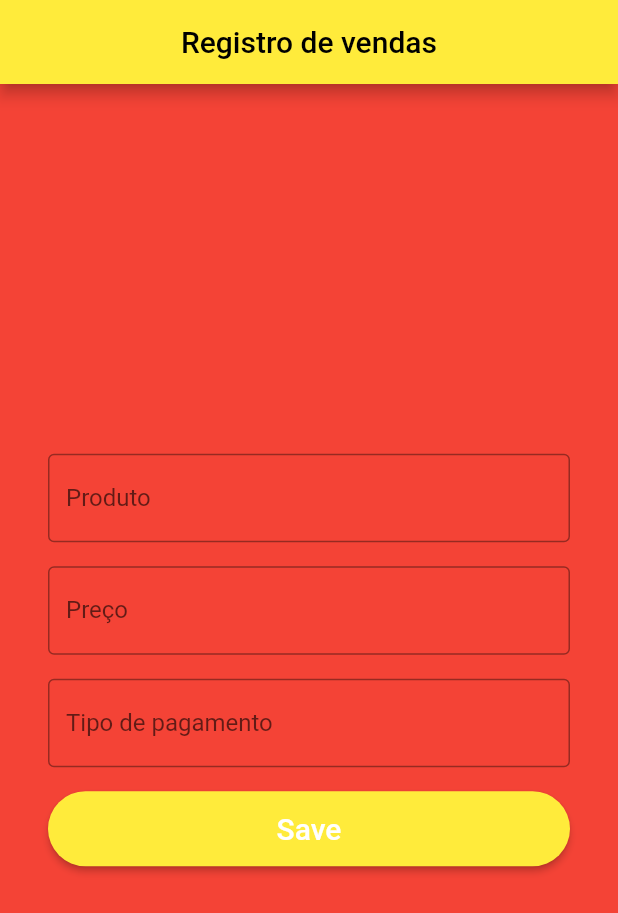
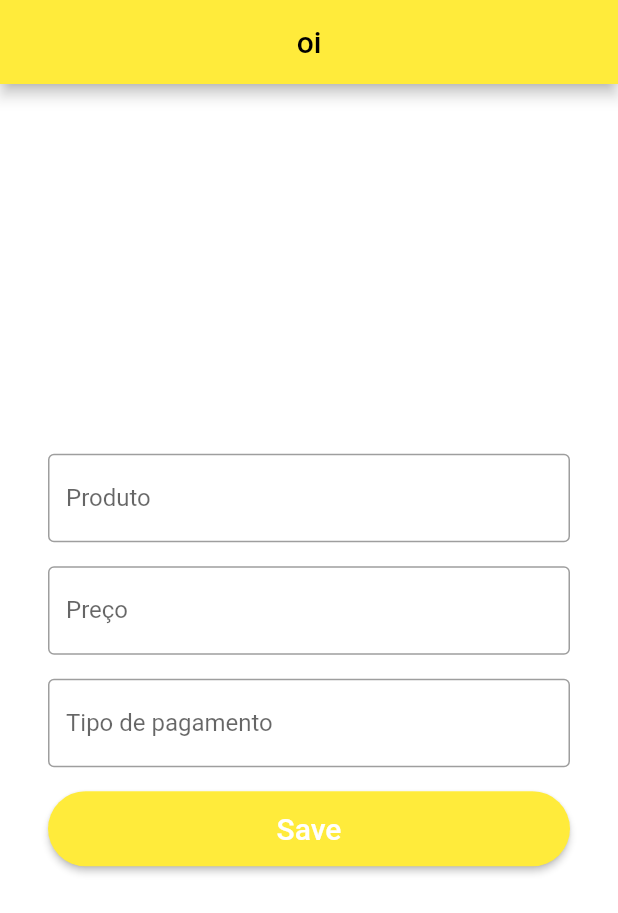
Before and after one commit to lucasfdelis/flutter-google-sheets, a Flutter app: the screen it shows after launch, on a phone screen of 412 x 824 dp. Shown: the top 913 px of the screen. Run offline on Flutter 3.47's test engine with Material 2 defaults, Android fonts, the phone set to English and light mode, and no system bars; our stand-ins replace flutter_mobx, mobx; missing offline and left inert: gsheets; generated files the repository leaves out were written again; key blocks and very long unbroken strings in the code were emptied for the run.

```diff
--- a/lib/main.dart
+++ b/lib/main.dart
@@ -2,6 +2,11 @@ import 'package:flutter/material.dart';
 import 'package:flutter/services.dart';
 import 'package:flutter_application/api/sheets/sales_sheet_api.dart';
 import 'package:flutter_application/page/create_sheets_page.dart';
+import 'package:flutter_application/store/tema.store.dart';
+import 'package:flutter_mobx/flutter_mobx.dart';
+import 'package:provider/provider.dart';
+
+final store = TemaStore();
 
 Future main() async {
   WidgetsFlutterBinding.ensureInitialized();
@@ -12,13 +17,26 @@ Future main() async {
 }
 
 class MyApp extends StatelessWidget {
-  static final String title = 'Registro de vendas';
+  const MyApp({Key? key}) : super(key: key);
 
+  // This widget is the root of your application.
   @override
-  Widget build(BuildContext context) => MaterialApp(
-        debugShowCheckedModeBanner: false,
-        title: title,
-        theme: ThemeData(primarySwatch: Colors.yellow),
-        home: CreateSheetsPage(),
-      );
+  Widget build(BuildContext context) {
+    return MultiProvider(
+      providers: [
+        Provider<TemaStore>(
+          create: (_) => TemaStore(),
+        )
+      ],
+      child: Observer(
+        builder: (_) => MaterialApp(
+          debugShowCheckedModeBanner: false,
+          title: 'oi',
+          theme: ThemeData(
+              primarySwatch: store.clicado ? Colors.yellow : Colors.blue),
+          home: CreateSheetsPage(),
+        ),
+      ),
+    );
+  }
 }
--- a/lib/page/create_sheets_page.dart
+++ b/lib/page/create_sheets_page.dart
@@ -9,13 +9,13 @@ class CreateSheetsPage extends StatelessWidget {
   @override
   Widget build(BuildContext context) => Scaffold(
         appBar: AppBar(
-          title: Text(MyApp.title),
+          title: Text('oi'),
           centerTitle: true,
         ),
         body: Container(
           alignment: Alignment.center,
           padding: EdgeInsets.all(32),
-          color: Colors.red,
+          color: Colors.white,
           child: UserFormWidget(
             onSavedUser: (user) async {
               await UserSheetsApi.insert([user.toJson()]);
```
Also changed, not shown: lib/store/tema.store.dart (added, +19 -0 lines), lib/store/tema.store.g.dart (added).
